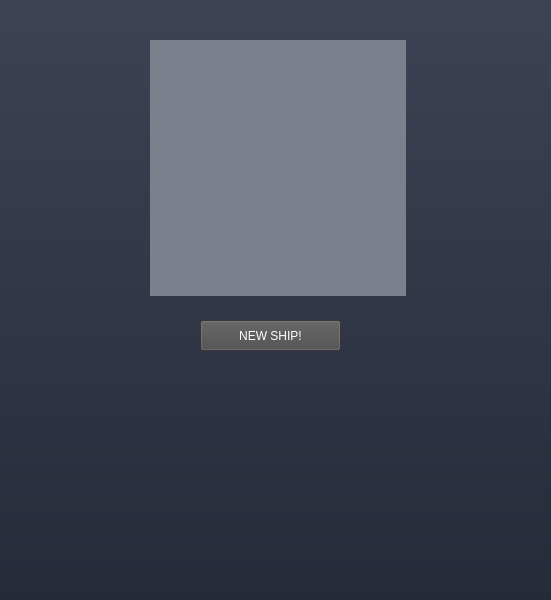
Above: Source/mainWindow.ui from dicemaster5/SpaceShipGenerator before the change. Below: the same form after it.
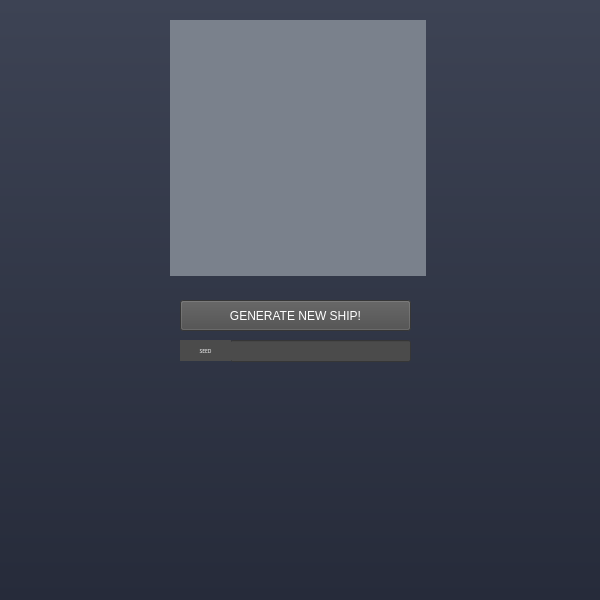
That is the form after the change.

Commit message: New input field for seeds, each new spaceship has it's own seed that you can use to get the same ship again.

Diff of the .ui file:
```diff
--- a/Source/mainWindow.ui
+++ b/Source/mainWindow.ui
@@ -6,10 +6,23 @@
    <rect>
     <x>0</x>
     <y>0</y>
-    <width>551</width>
+    <width>600</width>
     <height>600</height>
    </rect>
   </property>
+  <property name="minimumSize">
+   <size>
+    <width>600</width>
+    <height>600</height>
+   </size>
+  </property>
+  <property name="font">
+   <font>
+    <weight>50</weight>
+    <italic>false</italic>
+    <bold>false</bold>
+   </font>
+  </property>
   <property name="windowTitle">
    <string>SpaceShip Generator V0.1</string>
   </property>
@@ -21,9 +34,9 @@
    <widget class="QPushButton" name="RandoButton">
     <property name="geometry">
      <rect>
-      <x>200</x>
-      <y>320</y>
-      <width>141</width>
+      <x>180</x>
+      <y>300</y>
+      <width>231</width>
       <height>31</height>
      </rect>
     </property>
@@ -33,14 +46,14 @@
 font: 6pt &quot;8514oem&quot;;</string>
     </property>
     <property name="text">
-     <string>NEW SHIP!</string>
+     <string>GENERATE NEW SHIP!</string>
     </property>
    </widget>
    <widget class="QLabel" name="ShipView">
     <property name="geometry">
      <rect>
-      <x>150</x>
-      <y>40</y>
+      <x>170</x>
+      <y>20</y>
       <width>256</width>
       <height>256</height>
      </rect>
@@ -67,6 +80,63 @@
      <bool>false</bool>
     </property>
    </widget>
+   <widget class="QLineEdit" name="SeedInput">
+    <property name="geometry">
+     <rect>
+      <x>230</x>
+      <y>340</y>
+      <width>181</width>
+      <height>22</height>
+     </rect>
+    </property>
+    <property name="font">
+     <font>
+      <family>8514oem</family>
+      <pointsize>6</pointsize>
+      <weight>50</weight>
+      <italic>false</italic>
+      <bold>false</bold>
+     </font>
+    </property>
+    <property name="styleSheet">
+     <string notr="true">background-color:rgb(75, 75, 75);
+color: white;
+font: &quot;8514oem&quot;;</string>
+    </property>
+    <property name="text">
+     <string/>
+    </property>
+   </widget>
+   <widget class="QLabel" name="label">
+    <property name="geometry">
+     <rect>
+      <x>180</x>
+      <y>340</y>
+      <width>51</width>
+      <height>21</height>
+     </rect>
+    </property>
+    <property name="font">
+     <font>
+      <family>8514oem</family>
+      <pointsize>4</pointsize>
+      <weight>50</weight>
+      <italic>false</italic>
+      <bold>false</bold>
+     </font>
+    </property>
+    <property name="styleSheet">
+     <string notr="true">background-color:rgb(75, 75, 75);
+color: white;
+font: 4pt &quot;8514oem&quot;;</string>
+    </property>
+    <property name="text">
+     <string>SEED</string>
+    </property>
+    <property name="alignment">
+     <set>Qt::AlignCenter</set>
+    </property>
+   </widget>
   </widget>
  </widget>
  <resources/>
```
Left out of the diff: 4 changed lines with no effect on the pictures. The commit also changes 4 other files.
